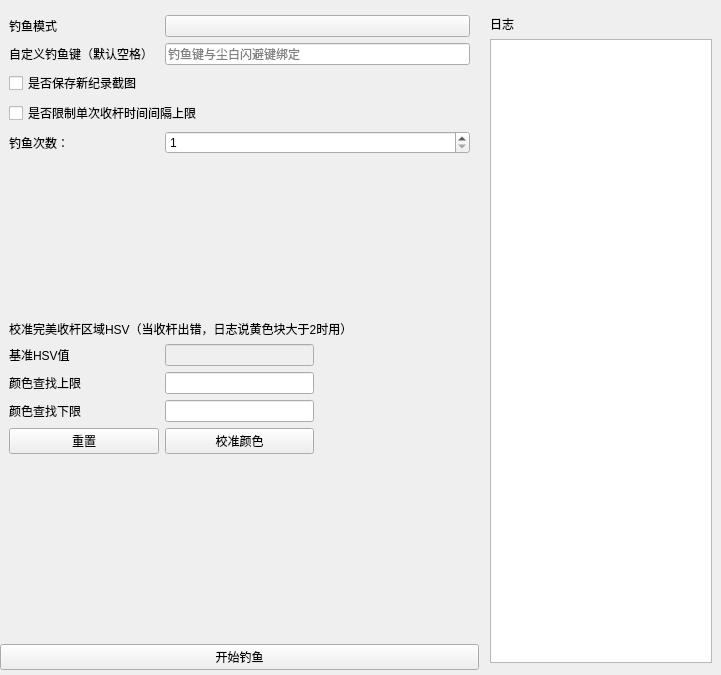
The window that app/ui/additional_features_interface.ui (LaoZhuJackson/SnowbreakAutoAssistant) describes before a commit, drawn with Qt 5.
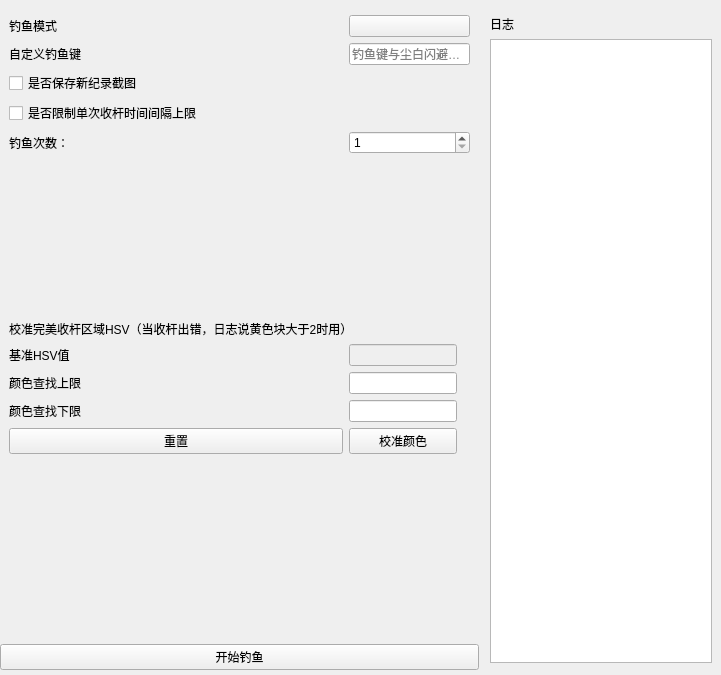
The same window after the commit. Custom widgets are drawn as their Qt base class.

Commit message: 新版钓鱼适配，钓鱼按键置空自动识别

What changed in the file:
```diff
--- a/app/ui/additional_features_interface.ui
+++ b/app/ui/additional_features_interface.ui
@@ -73,7 +73,111 @@
              </item>
        <item row="0" column="0">
         <widget class="SimpleCardWidget" name="SimpleCardWidget_fish">
-         <layout class="QGridLayout" name="gridLayout_5" columnstretch="1,1,1">
+         <layout class="QGridLayout" name="gridLayout_5" columnstretch="1,0,0">
+          <item row="8" column="1">
+           <widget class="LineEdit" name="LineEdit_fish_upper"/>
+          </item>
+          <item row="0" column="0">
+           <widget class="BodyLabel" name="BodyLabel_2">
+            <property name="text">
+             <string>钓鱼模式</string>
+            </property>
+           </widget>
+          </item>
+          <item row="0" column="1" colspan="2">
+           <widget class="ComboBox" name="ComboBox_fishing_mode"/>
+          </item>
+          <item row="10" column="0">
+           <widget class="PushButton" name="PushButton_reset">
+            <property name="text">
+             <string>重置</string>
+            </property>
+           </widget>
+          </item>
+          <item row="3" column="0" colspan="3">
+           <widget class="CheckBox" name="CheckBox_is_limit_time">
+            <property name="text">
+             <string>是否限制单次收杆时间间隔上限</string>
+            </property>
+           </widget>
+          </item>
+          <item row="1" column="1" colspan="2">
+           <widget class="LineEdit" name="LineEdit_fish_key">
+            <property name="placeholderText">
+             <string>钓鱼键与尘白闪避键绑定</string>
+            </property>
+           </widget>
+          </item>
+          <item row="11" column="1">
+           <spacer name="verticalSpacer">
+            <property name="orientation">
+             <enum>Qt::Vertical</enum>
+            </property>
+            <property name="sizeHint" stdset="0">
+             <size>
+              <width>20</width>
+              <height>40</height>
+             </size>
+            </property>
+           </spacer>
+          </item>
+          <item row="8" column="0">
+           <widget class="BodyLabel" name="BodyLabel_6">
+            <property name="text">
+             <string>颜色查找上限</string>
+            </property>
+           </widget>
+          </item>
+          <item row="12" column="0" colspan="3">
+           <widget class="BodyLabel" name="BodyLabel_tip_fish">
+            <property name="text">
+             <string/>
+            </property>
+            <property name="textFormat">
+             <enum>Qt::MarkdownText</enum>
+            </property>
+            <property name="wordWrap">
+             <bool>true</bool>
+            </property>
+           </widget>
+          </item>
+          <item row="7" column="1">
+           <widget class="LineEdit" name="LineEdit_fish_base">
+            <property name="enabled">
+             <bool>false</bool>
+            </property>
+           </widget>
+          </item>
+          <item row="9" column="1">
+           <widget class="LineEdit" name="LineEdit_fish_lower"/>
+          </item>
+          <item row="1" column="0">
+           <widget class="BodyLabel" name="BodyLabel_21">
+            <property name="text">
+             <string>自定义钓鱼键</string>
+            </property>
+           </widget>
+          </item>
+          <item row="7" column="0">
+           <widget class="BodyLabel" name="BodyLabel_5">
+            <property name="text">
+             <string>基准HSV值</string>
+            </property>
+           </widget>
+          </item>
+          <item row="5" column="1">
+           <spacer name="verticalSpacer_2">
+            <property name="orientation">
+             <enum>Qt::Vertical</enum>
+            </property>
+            <property name="sizeHint" stdset="0">
+             <size>
+              <width>20</width>
+              <height>40</height>
+             </size>
+            </property>
+           </spacer>
+          </item>
              <item row="10" column="1">
                  <widget class="PrimaryPushButton" name="PrimaryPushButton_get_color">
                      <property name="text">
@@ -100,16 +204,10 @@
                      </property>
                  </widget>
              </item>
-             <item row="12" column="0" colspan="3">
-                 <widget class="BodyLabel" name="BodyLabel_tip_fish">
+          <item row="2" column="0" colspan="3">
+           <widget class="CheckBox" name="CheckBox_is_save_fish">
                      <property name="text">
-                         <string/>
-            </property>
-                     <property name="textFormat">
-                         <enum>Qt::MarkdownText</enum>
-                     </property>
-                     <property name="wordWrap">
-                         <bool>true</bool>
+             <string>是否保存新纪录截图</string>
                      </property>
                  </widget>
           </item>
@@ -130,73 +228,6 @@
                      </property>
                  </widget>
              </item>
-             <item row="8" column="0">
-                 <widget class="BodyLabel" name="BodyLabel_6">
-                     <property name="text">
-                         <string>颜色查找上限</string>
-                     </property>
-                 </widget>
-             </item>
-             <item row="0" column="1" colspan="2">
-                 <widget class="ComboBox" name="ComboBox_fishing_mode"/>
-             </item>
-             <item row="7" column="1">
-                 <widget class="LineEdit" name="LineEdit_fish_base">
-                     <property name="enabled">
-                         <bool>false</bool>
-                     </property>
-                 </widget>
-             </item>
-             <item row="5" column="1">
-                 <spacer name="verticalSpacer_2">
-            <property name="orientation">
-             <enum>Qt::Vertical</enum>
-            </property>
-            <property name="sizeHint" stdset="0">
-             <size>
-              <width>20</width>
-              <height>40</height>
-             </size>
-            </property>
-           </spacer>
-          </item>
-             <item row="10" column="0">
-                 <widget class="PushButton" name="PushButton_reset">
-                     <property name="text">
-                         <string>重置</string>
-                     </property>
-                 </widget>
-             </item>
-             <item row="11" column="1">
-                 <spacer name="verticalSpacer">
-                     <property name="orientation">
-                         <enum>Qt::Vertical</enum>
-                     </property>
-                     <property name="sizeHint" stdset="0">
-                         <size>
-                             <width>20</width>
-                             <height>40</height>
-                         </size>
-                     </property>
-                 </spacer>
-             </item>
-             <item row="0" column="0">
-                 <widget class="BodyLabel" name="BodyLabel_2">
-            <property name="text">
-                <string>钓鱼模式</string>
-            </property>
-           </widget>
-          </item>
-             <item row="2" column="0" colspan="3">
-                 <widget class="CheckBox" name="CheckBox_is_save_fish">
-            <property name="text">
-                <string>是否保存新纪录截图</string>
-            </property>
-           </widget>
-          </item>
-             <item row="8" column="1">
-                 <widget class="LineEdit" name="LineEdit_fish_upper"/>
-             </item>
              <item row="6" column="0" colspan="3">
                  <widget class="StrongBodyLabel" name="StrongBodyLabel">
             <property name="text">
@@ -204,16 +235,6 @@
             </property>
                  </widget>
              </item>
-             <item row="7" column="0">
-                 <widget class="BodyLabel" name="BodyLabel_5">
-                     <property name="text">
-                         <string>基准HSV值</string>
-                     </property>
-                 </widget>
-             </item>
-             <item row="9" column="1">
-                 <widget class="LineEdit" name="LineEdit_fish_lower"/>
-             </item>
              <item row="4" column="0">
                  <widget class="BodyLabel" name="BodyLabel">
                      <property name="text">
@@ -221,27 +242,6 @@
                      </property>
                  </widget>
              </item>
-             <item row="3" column="0" colspan="3">
-                 <widget class="CheckBox" name="CheckBox_is_limit_time">
-                     <property name="text">
-                         <string>是否限制单次收杆时间间隔上限</string>
-                     </property>
-                 </widget>
-             </item>
-             <item row="1" column="0">
-                 <widget class="BodyLabel" name="BodyLabel_21">
-                     <property name="text">
-                         <string>自定义钓鱼键（默认空格）</string>
-                     </property>
-                 </widget>
-             </item>
-             <item row="1" column="1" colspan="2">
-                 <widget class="LineEdit" name="LineEdit_fish_key">
-                     <property name="placeholderText">
-                         <string>钓鱼键与尘白闪避键绑定</string>
-            </property>
-           </widget>
-          </item>
          </layout>
         </widget>
        </item>
@@ -598,7 +598,7 @@
     </widget>
    </item>
    <item row="0" column="0">
-    <widget class="SegmentedWidget" name="SegmentedWidget"/>
+    <widget class="SegmentedWidget" name="SegmentedWidget" native="true"/>
    </item>
   </layout>
  </widget>
```
Lines whose indentation alone changed are shown as unchanged. The commit also changes 9 other files.
